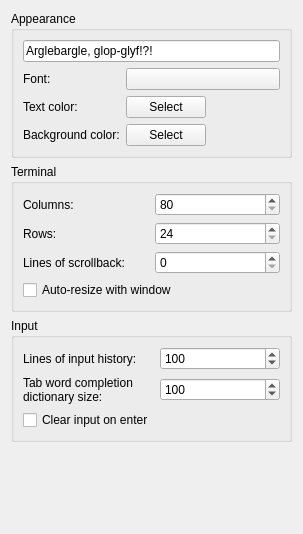
Above: src/preferences/clientpage.ui from MUME/MMapper before the change. Below: the same form after it.
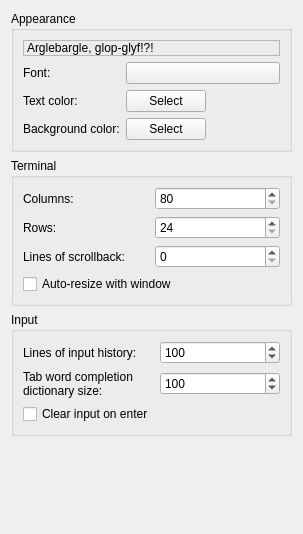
That is the form after the change.

Commit message: Simple Mac quality-of-life preference enhancements

What changed in the file:
```diff
--- a/src/preferences/clientpage.ui
+++ b/src/preferences/clientpage.ui
@@ -20,13 +20,10 @@
       <string>Appearance</string>
      </property>
      <layout class="QGridLayout" name="gridLayout">
-      <item row="2" column="0">
-       <widget class="QLabel" name="label_4">
+      <item row="1" column="1" colspan="3">
+       <widget class="QPushButton" name="fontPushButton">
         <property name="text">
-         <string>Text color:</string>
-        </property>
-        <property name="buddy">
-         <cstring>fgColorPushButton</cstring>
+         <string/>
         </property>
        </widget>
       </item>
@@ -40,20 +37,13 @@
         </property>
        </widget>
       </item>
-      <item row="3" column="1" colspan="5">
+      <item row="3" column="1" colspan="2">
        <widget class="QPushButton" name="bgColorPushButton">
         <property name="text">
          <string>Select</string>
         </property>
        </widget>
       </item>
-      <item row="2" column="1" colspan="5">
-       <widget class="QPushButton" name="fgColorPushButton">
-        <property name="text">
-         <string>Select</string>
-        </property>
-       </widget>
-      </item>
       <item row="3" column="0">
        <widget class="QLabel" name="label_2">
         <property name="text">
@@ -67,7 +57,24 @@
         </property>
        </widget>
       </item>
-      <item row="2" column="6">
+      <item row="2" column="1" colspan="2">
+       <widget class="QPushButton" name="fgColorPushButton">
+        <property name="text">
+         <string>Select</string>
+        </property>
+       </widget>
+      </item>
+      <item row="2" column="0">
+       <widget class="QLabel" name="label_4">
+        <property name="text">
+         <string>Text color:</string>
+        </property>
+        <property name="buddy">
+         <cstring>fgColorPushButton</cstring>
+        </property>
+       </widget>
+      </item>
+      <item row="2" column="3">
        <spacer name="horizontalSpacer">
         <property name="orientation">
          <enum>Qt::Horizontal</enum>
@@ -80,21 +87,20 @@
         </property>
        </spacer>
       </item>
-      <item row="1" column="1" colspan="6">
-       <widget class="QPushButton" name="fontPushButton">
-        <property name="text">
-         <string/>
-        </property>
-       </widget>
-      </item>
-      <item row="0" column="0" colspan="7">
-       <widget class="QLineEdit" name="exampleLineEdit">
-        <property name="focusPolicy">
-         <enum>Qt::NoFocus</enum>
+      <item row="0" column="0" colspan="4">
+       <widget class="QLabel" name="exampleLabel">
+        <property name="frameShape">
+         <enum>QFrame::StyledPanel</enum>
         </property>
         <property name="text">
          <string>Arglebargle, glop-glyf!?!</string>
         </property>
+        <property name="margin">
+         <number>3</number>
+        </property>
+        <property name="indent">
+         <number>3</number>
+        </property>
        </widget>
       </item>
      </layout>
```
The commit also changes 2 other files.
